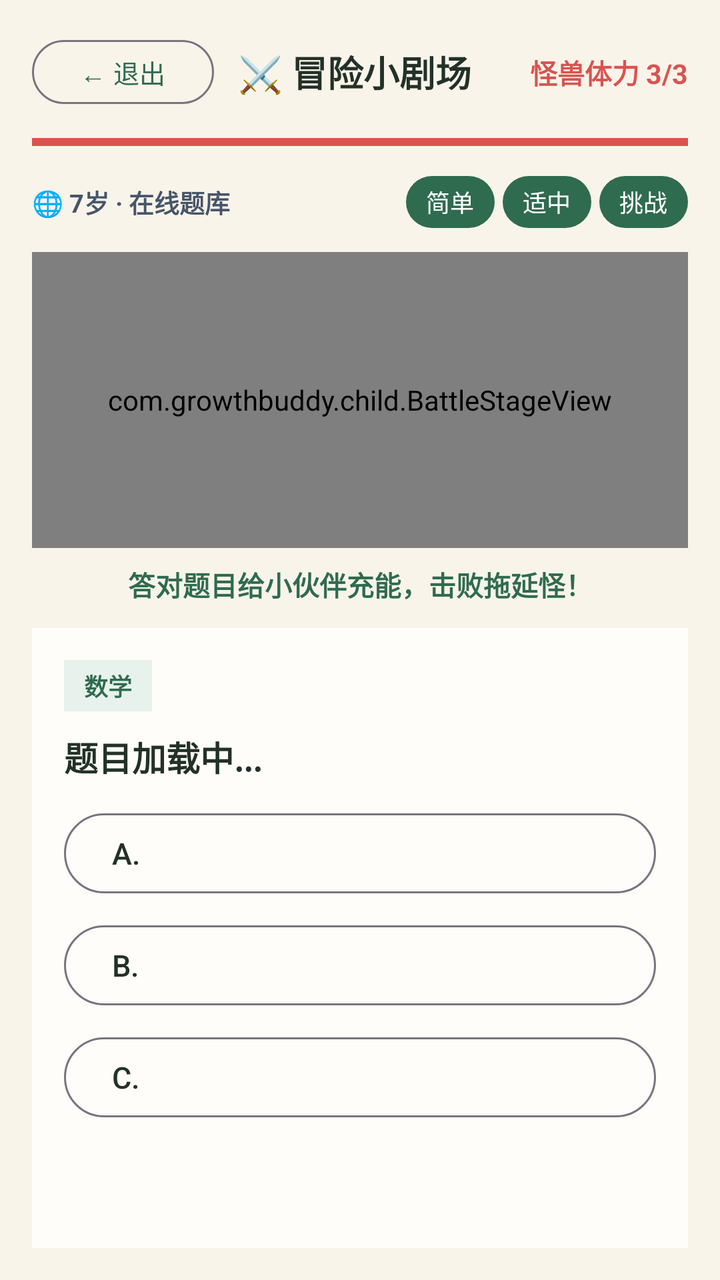
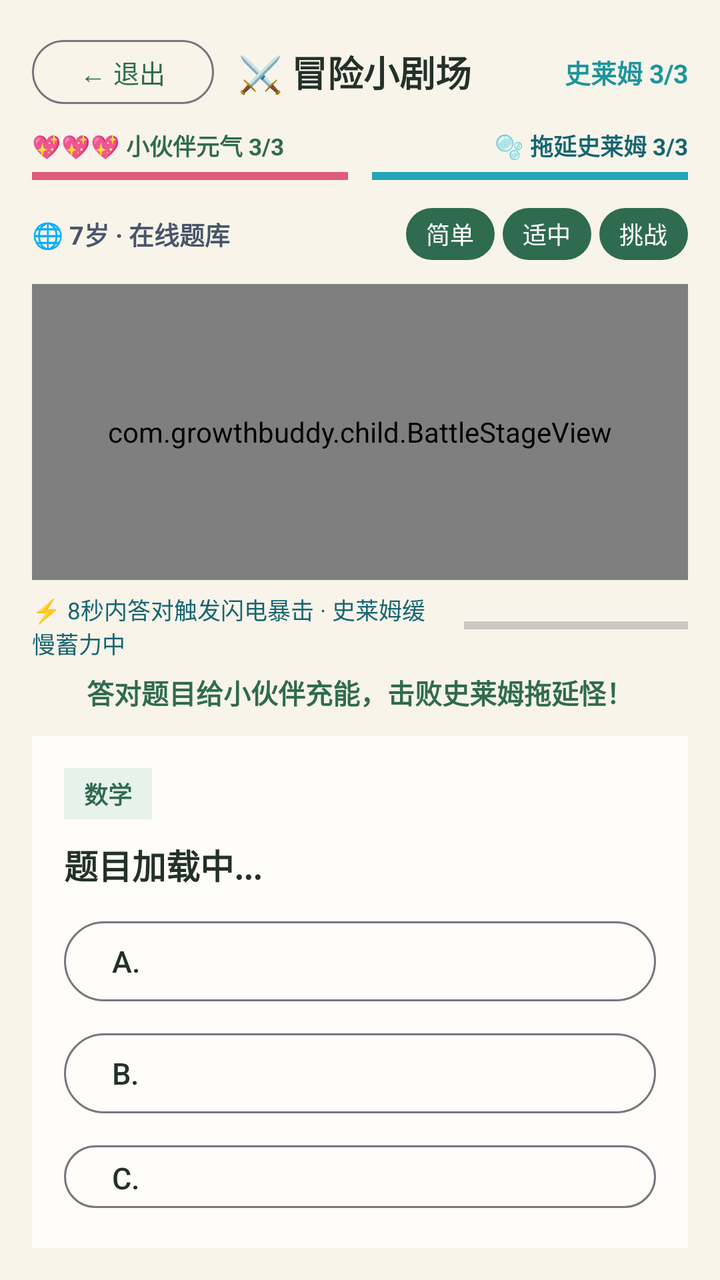

Compare the two renders of this Android layout. The source of the first and the diff that turns it into the second are given below.
<!-- AndroidManifest.xml: application theme Theme.GrowthBuddyChild -->
<!-- res/layout/activity_adventure.xml -->
<?xml version="1.0" encoding="utf-8"?>
<LinearLayout xmlns:android="http://schemas.android.com/apk/res/android"
    android:layout_width="match_parent"
    android:layout_height="match_parent"
    android:background="#F9F4EA"
    android:orientation="vertical"
    android:padding="16dp">

    
    <LinearLayout
        android:layout_width="match_parent"
        android:layout_height="wrap_content"
        android:gravity="center_vertical"
        android:orientation="horizontal">

        <Button
            android:id="@+id/btnAdvExit"
            style="@style/Widget.Material3.Button.OutlinedButton"
            android:layout_width="wrap_content"
            android:layout_height="40dp"
            android:text="← 退出"
            android:textColor="#2F6B4F"
            android:textSize="13sp" />

        <TextView
            android:layout_width="0dp"
            android:layout_height="wrap_content"
            android:layout_marginStart="12dp"
            android:layout_weight="1"
            android:text="⚔️ 冒险小剧场"
            android:textColor="#233128"
            android:textSize="18sp"
            android:textStyle="bold" />

        <TextView
            android:id="@+id/tvAdvHp"
            android:layout_width="wrap_content"
            android:layout_height="wrap_content"
            android:text="怪兽体力 3/3"
            android:textColor="#D9534F"
            android:textSize="13.5sp"
            android:textStyle="bold" />
    </LinearLayout>

    
    <ProgressBar
        android:id="@+id/pbMonsterHp"
        style="?android:attr/progressBarStyleHorizontal"
        android:layout_width="match_parent"
        android:layout_height="10dp"
        android:layout_marginTop="10dp"
        android:max="3"
        android:progress="3"
        android:progressTint="#D9534F" />

    
    <LinearLayout
        android:layout_width="match_parent"
        android:layout_height="wrap_content"
        android:layout_marginTop="8dp"
        android:gravity="center_vertical"
        android:orientation="horizontal">

        <TextView
            android:id="@+id/tvQuizLevelInfo"
            android:layout_width="0dp"
            android:layout_height="wrap_content"
            android:layout_weight="1"
            android:text="🌐 7岁 · 在线题库"
            android:textColor="#475569"
            android:textSize="12.5sp"
            android:textStyle="bold" />

        <Button
            android:id="@+id/btnDiffEasy"
            android:layout_width="wrap_content"
            android:layout_height="34dp"
            android:minWidth="0dp"
            android:paddingHorizontal="10dp"
            android:paddingVertical="0dp"
            android:text="简单"
            android:textSize="12sp" />

        <Button
            android:id="@+id/btnDiffNormal"
            android:layout_width="wrap_content"
            android:layout_height="34dp"
            android:layout_marginStart="4dp"
            android:minWidth="0dp"
            android:paddingHorizontal="10dp"
            android:paddingVertical="0dp"
            android:text="适中"
            android:textSize="12sp" />

        <Button
            android:id="@+id/btnDiffHard"
            android:layout_width="wrap_content"
            android:layout_height="34dp"
            android:layout_marginStart="4dp"
            android:minWidth="0dp"
            android:paddingHorizontal="10dp"
            android:paddingVertical="0dp"
            android:text="挑战"
            android:textSize="12sp" />
    </LinearLayout>

    
    <com.growthbuddy.child.BattleStageView
        android:id="@+id/advBattleStage"
        android:layout_width="match_parent"
        android:layout_height="148dp"
        android:layout_marginTop="8dp"
        android:background="#FFFDF9" />

    <TextView
        android:id="@+id/tvAdvStatus"
        android:layout_width="match_parent"
        android:layout_height="wrap_content"
        android:layout_marginTop="8dp"
        android:gravity="center"
        android:text="答对题目给小伙伴充能，击败拖延怪！"
        android:textColor="#2F6B4F"
        android:textSize="13.5sp"
        android:textStyle="bold" />

    
    <LinearLayout
        android:id="@+id/quizCard"
        android:layout_width="match_parent"
        android:layout_height="0dp"
        android:layout_marginTop="12dp"
        android:layout_weight="1"
        android:background="#FFFDF9"
        android:orientation="vertical"
        android:padding="16dp">

        <TextView
            android:id="@+id/tvQuizCat"
            android:layout_width="wrap_content"
            android:layout_height="wrap_content"
            android:background="#E8F2EC"
            android:paddingHorizontal="10dp"
            android:paddingVertical="4dp"
            android:text="数学"
            android:textColor="#2F6B4F"
            android:textSize="12sp"
            android:textStyle="bold" />

        <TextView
            android:id="@+id/tvQuizQuestion"
            android:layout_width="match_parent"
            android:layout_height="wrap_content"
            android:layout_marginTop="10dp"
            android:text="题目加载中..."
            android:textColor="#233128"
            android:textSize="17sp"
            android:textStyle="bold" />

        <Button
            android:id="@+id/btnOpt0"
            style="@style/Widget.Material3.Button.OutlinedButton"
            android:layout_width="match_parent"
            android:layout_height="wrap_content"
            android:minHeight="48dp"
            android:layout_marginTop="12dp"
            android:gravity="start|center_vertical"
            android:text="A."
            android:textColor="#233128"
            android:textSize="15sp" />

        <Button
            android:id="@+id/btnOpt1"
            style="@style/Widget.Material3.Button.OutlinedButton"
            android:layout_width="match_parent"
            android:layout_height="wrap_content"
            android:minHeight="48dp"
            android:layout_marginTop="8dp"
            android:gravity="start|center_vertical"
            android:text="B."
            android:textColor="#233128"
            android:textSize="15sp" />

        <Button
            android:id="@+id/btnOpt2"
            style="@style/Widget.Material3.Button.OutlinedButton"
            android:layout_width="match_parent"
            android:layout_height="wrap_content"
            android:minHeight="48dp"
            android:layout_marginTop="8dp"
            android:gravity="start|center_vertical"
            android:text="C."
            android:textColor="#233128"
            android:textSize="15sp" />

        <Button
            android:id="@+id/btnAdvNextRound"
            android:layout_width="match_parent"
            android:layout_height="50dp"
            android:layout_marginTop="16dp"
            android:backgroundTint="#E69A2B"
            android:text="🎉 再来一关！"
            android:textColor="#FFFFFF"
            android:textSize="15.5sp"
            android:textStyle="bold"
            android:visibility="gone" />
    </LinearLayout>

</LinearLayout>
<!-- resources referenced by this layout -->
<resources>
  <style name="Theme.GrowthBuddyChild" parent="Theme.Material3.Light.NoActionBar">
          <item name="colorPrimary">#2F6B4F</item>
          <item name="colorSecondary">#E8913A</item>
          <item name="android:statusBarColor">#FAF7F2</item>
          <item name="android:windowLightStatusBar">true</item>
      </style>
</resources>

<!-- the commit's change to res/layout/activity_adventure.xml (unified diff, before → after) -->
@@ -36,22 +36,75 @@
             android:id="@+id/tvAdvHp"
             android:layout_width="wrap_content"
             android:layout_height="wrap_content"
-            android:text="怪兽体力 3/3"
-            android:textColor="#D9534F"
-            android:textSize="13.5sp"
-            android:textStyle="bold" />
-    </LinearLayout>
-
-    
-    <ProgressBar
-        android:id="@+id/pbMonsterHp"
-        style="?android:attr/progressBarStyleHorizontal"
-        android:layout_width="match_parent"
-        android:layout_height="10dp"
-        android:layout_marginTop="10dp"
-        android:max="3"
-        android:progress="3"
-        android:progressTint="#D9534F" />
+            android:text="史莱姆 3/3"
+            android:textColor="#1D949E"
+            android:textSize="13sp"
+            android:textStyle="bold" />
+    </LinearLayout>
+
+    
+    <LinearLayout
+        android:layout_width="match_parent"
+        android:layout_height="wrap_content"
+        android:layout_marginTop="8dp"
+        android:gravity="center_vertical"
+        android:orientation="horizontal">
+
+        <LinearLayout
+            android:layout_width="0dp"
+            android:layout_height="wrap_content"
+            android:layout_marginEnd="6dp"
+            android:layout_weight="1"
+            android:orientation="vertical">
+
+            <TextView
+                android:id="@+id/tvPetHp"
+                android:layout_width="match_parent"
+                android:layout_height="wrap_content"
+                android:text="💖💖💖 小伙伴元气 3/3"
+                android:textColor="#2F6B4F"
+                android:textSize="11.5sp"
+                android:textStyle="bold" />
+
+            <ProgressBar
+                android:id="@+id/pbPetHp"
+                style="?android:attr/progressBarStyleHorizontal"
+                android:layout_width="match_parent"
+                android:layout_height="8dp"
+                android:layout_marginTop="3dp"
+                android:max="3"
+                android:progress="3"
+                android:progressTint="#E05A7A" />
+        </LinearLayout>
+
+        <LinearLayout
+            android:layout_width="0dp"
+            android:layout_height="wrap_content"
+            android:layout_marginStart="6dp"
+            android:layout_weight="1"
+            android:orientation="vertical">
+
+            <TextView
+                android:id="@+id/tvSlimeHpBarLabel"
+                android:layout_width="match_parent"
+                android:layout_height="wrap_content"
+                android:gravity="end"
+                android:text="🫧 拖延史莱姆 3/3"
+                android:textColor="#146572"
+                android:textSize="11.5sp"
+                android:textStyle="bold" />
+
+            <ProgressBar
+                android:id="@+id/pbMonsterHp"
+                style="?android:attr/progressBarStyleHorizontal"
+                android:layout_width="match_parent"
+                android:layout_height="8dp"
+                android:layout_marginTop="3dp"
+                android:max="3"
+                android:progress="3"
+                android:progressTint="#22A6B3" />
+        </LinearLayout>
+    </LinearLayout>
 
     
     <LinearLayout
@@ -112,13 +165,41 @@
         android:layout_marginTop="8dp"
         android:background="#FFFDF9" />
 
+    
+    <LinearLayout
+        android:layout_width="match_parent"
+        android:layout_height="wrap_content"
+        android:layout_marginTop="6dp"
+        android:gravity="center_vertical"
+        android:orientation="horizontal">
+
+        <TextView
+            android:id="@+id/tvSlimeCharge"
+            android:layout_width="0dp"
+            android:layout_height="wrap_content"
+            android:layout_weight="1"
+            android:text="⚡ 8秒内答对触发闪电暴击 · 史莱姆缓慢蓄力中"
+            android:textColor="#146572"
+            android:textSize="11.5sp" />
+
+        <ProgressBar
+            android:id="@+id/pbSlimeCharge"
+            style="?android:attr/progressBarStyleHorizontal"
+            android:layout_width="112dp"
+            android:layout_height="7dp"
+            android:layout_marginStart="8dp"
+            android:max="100"
+            android:progress="0"
+            android:progressTint="#22A6B3" />
+    </LinearLayout>
+
     <TextView
         android:id="@+id/tvAdvStatus"
         android:layout_width="match_parent"
         android:layout_height="wrap_content"
-        android:layout_marginTop="8dp"
+        android:layout_marginTop="6dp"
         android:gravity="center"
-        android:text="答对题目给小伙伴充能，击败拖延怪！"
+        android:text="答对题目给小伙伴充能，击败史莱姆拖延怪！"
         android:textColor="#2F6B4F"
         android:textSize="13.5sp"
         android:textStyle="bold" />
